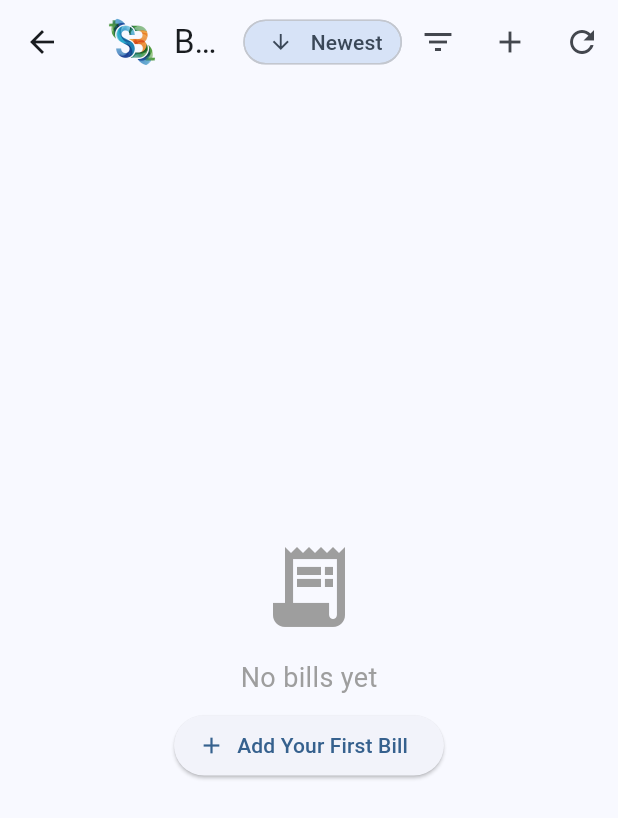
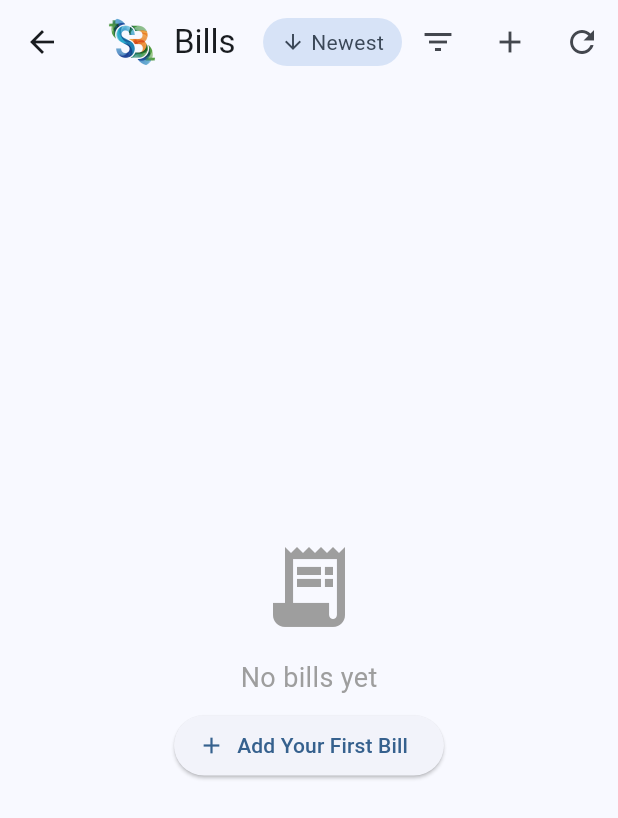
Before and after one commit to allapcallapc/SplitBalance, a Flutter app: the BillsListScreen screen opened directly, on a phone screen of 412 x 824 dp. Shown: the top 818 px of the screen. Run offline on Flutter 3.47's test engine with Material 3 defaults, Android fonts, the phone set to English and light mode, and no system bars; our stand-ins replace package_info_plus, shared_preferences, supabase_flutter; missing offline and left inert: dart:html, dart:ui_web; accounts and stored records are empty; network calls fail.

Commit message:
fix: rebuild the sort chip to get truly symmetric padding
ActionChip's built-in avatar slot carries extra internal spacing that
padding/labelPadding can't fully override, so the icon and label kept
looking unevenly spaced from the pill edges no matter how those two
properties were tuned. Replaced it with a plain Material + InkWell +
Padding pill so every inset is explicit and symmetric.

Co-Authored-By: Claude Sonnet 5 <noreply@anthropic.com>
Claude-Session: https://claude.ai/code/session_01FDuApdV9HMoHAKLNyQeV4v

```diff
--- a/lib/screens/bills_list_screen.dart
+++ b/lib/screens/bills_list_screen.dart
@@ -421,31 +421,49 @@ class _BillsListScreenState extends State<BillsListScreen>
         ),
         actions: [
           Consumer<BillsProvider>(
-            builder: (context, billsProvider, child) => Padding(
+            builder: (context, billsProvider, child) {
+              final scheme = Theme.of(context).colorScheme;
+              // Built by hand rather than with ActionChip: Chip's built-in
+              // avatar slot carries extra asymmetric internal spacing that
+              // padding/labelPadding can't fully override, which left the
+              // icon and label unevenly spaced from the pill's edges.
+              return Padding(
                 padding: const EdgeInsets.symmetric(vertical: 8),
-              child: ActionChip(
-                avatar: Icon(
+                child: Tooltip(
+                  message: l10n.sortByTooltip,
+                  child: Material(
+                    color: scheme.secondaryContainer,
+                    shape: const StadiumBorder(),
+                    child: InkWell(
+                      customBorder: const StadiumBorder(),
+                      onTap: () => _showSortModal(context),
+                      child: Padding(
+                        padding: const EdgeInsets.symmetric(
+                            horizontal: 12, vertical: 6),
+                        child: Row(
+                          mainAxisSize: MainAxisSize.min,
+                          children: [
+                            Icon(
                               billsProvider.sortAscending
                                   ? Icons.arrow_upward
                                   : Icons.arrow_downward,
                               size: 16,
-                  color: Theme.of(context).colorScheme.onSecondaryContainer,
+                              color: scheme.onSecondaryContainer,
                             ),
-                label: Text(_sortLabel(l10n, billsProvider)),
-                labelStyle: TextStyle(
-                  color: Theme.of(context).colorScheme.onSecondaryContainer,
+                            const SizedBox(width: 4),
+                            Text(
+                              _sortLabel(l10n, billsProvider),
+                              style:
+                                  TextStyle(color: scheme.onSecondaryContainer),
                             ),
-                labelPadding: const EdgeInsets.symmetric(horizontal: 4),
-                padding: const EdgeInsets.symmetric(horizontal: 8),
-                visualDensity: VisualDensity.compact,
-                materialTapTargetSize: MaterialTapTargetSize.shrinkWrap,
-                backgroundColor:
-                    Theme.of(context).colorScheme.secondaryContainer,
-                shape: const StadiumBorder(side: BorderSide.none),
-                onPressed: () => _showSortModal(context),
-                tooltip: l10n.sortByTooltip,
+                          ],
                         ),
                       ),
+                    ),
+                  ),
+                ),
+              );
+            },
           ),
           Consumer<BillsProvider>(
             builder: (context, billsProvider, child) => IconButton(
```
Lines whose indentation alone changed are shown as unchanged.
